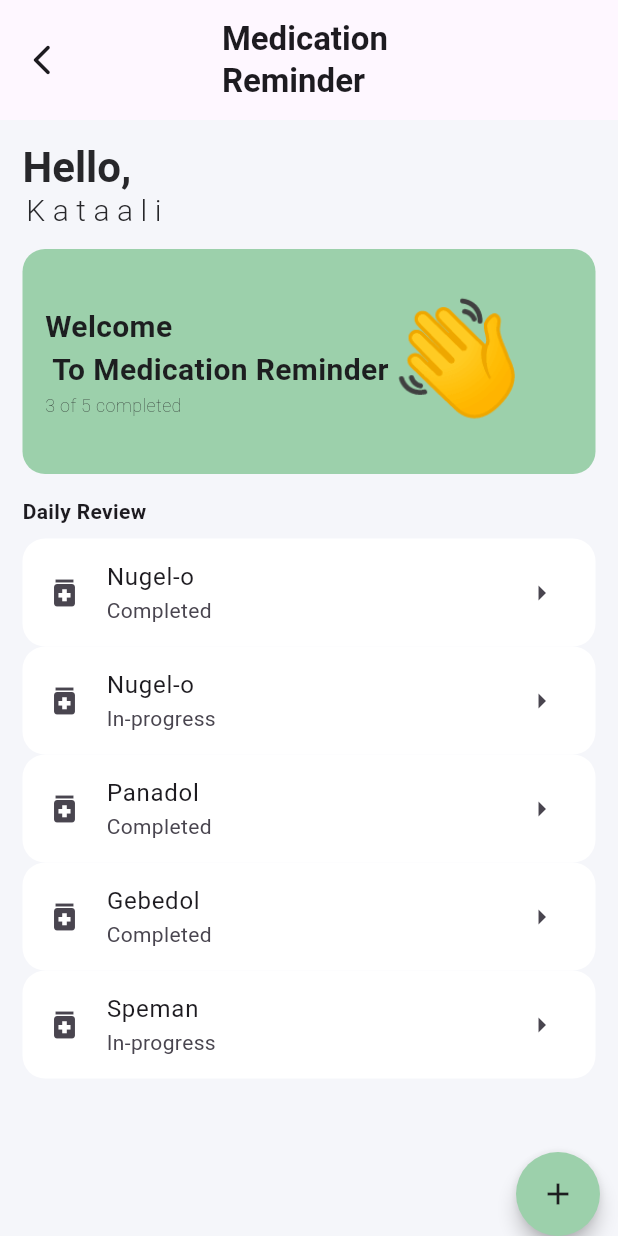
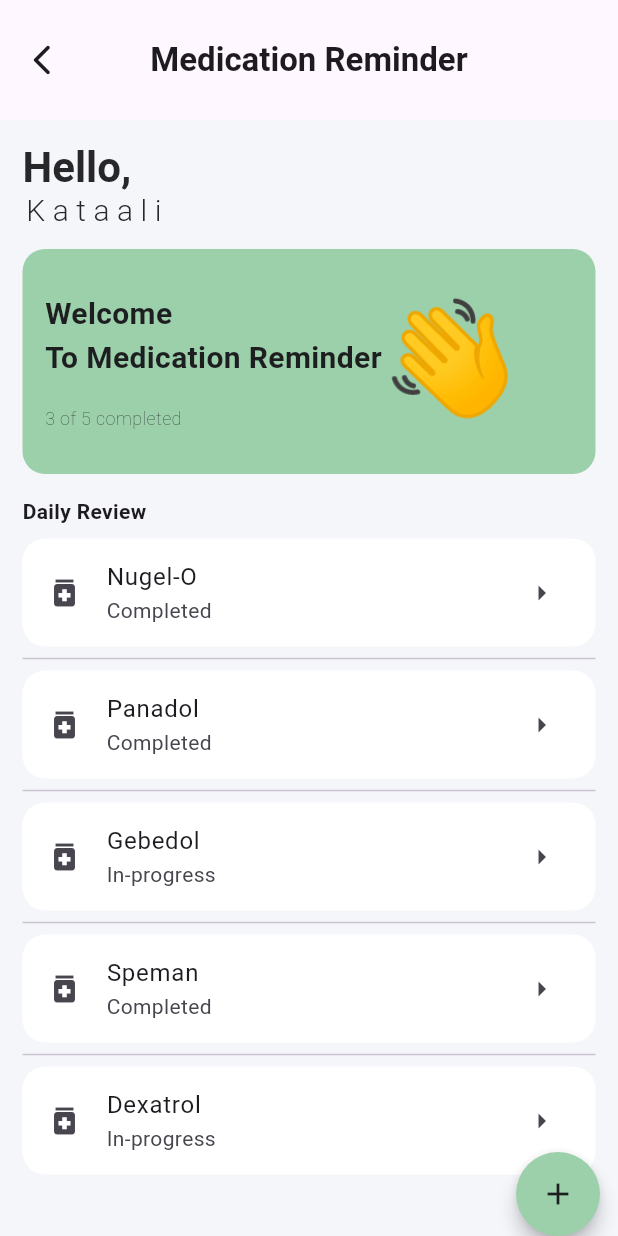
Before and after one commit to Pamuah/AI-mobile-health-App, a Flutter app: the screen it shows after launch, on a phone screen of 412 x 824 dp. Run offline on Flutter 3.47's test engine with Material 3 defaults, Android fonts, the phone set to English and light mode, and no system bars; our stand-ins replace device_preview, google_nav_bar.

Commit message:
subtle changes to add_medication and healthreminder

```diff
--- a/lib/Screens/healthreminder.dart
+++ b/lib/Screens/healthreminder.dart
@@ -1,3 +1,4 @@
+import 'package:ai_mhealth_app/widgets/medication_tile.dart';
 import 'package:flutter/material.dart';
 
 class MedicationReminderScreen extends StatefulWidget {
@@ -10,6 +11,21 @@ class MedicationReminderScreen extends StatefulWidget {
 }
 
 class _MedicationReminderScreenState extends State<MedicationReminderScreen> {
+  final medications = const [
+    "Nugel-O",
+    "Panadol",
+    "Gebedol",
+    "Speman",
+    "Dexatrol",
+  ];
+  final progress = const [
+    "Completed",
+    "Completed",
+    "In-progress",
+    "Completed",
+    "In-progress"
+  ];
+
   @override
   Widget build(BuildContext context) {
     final color = Theme.of(context).colorScheme;
@@ -17,7 +33,7 @@ class _MedicationReminderScreenState extends State<MedicationReminderScreen> {
     return Scaffold(
       appBar: AppBar(
         title: const Text(
-          "Medication \nReminder",
+          "Medication Reminder",
           style: TextStyle(fontWeight: FontWeight.bold),
         ),
         centerTitle: true,
@@ -75,12 +91,12 @@ class _MedicationReminderScreenState extends State<MedicationReminderScreen> {
               ),
               child: Row(children: [
                 Column(
-                  mainAxisAlignment: MainAxisAlignment.center,
+                  mainAxisAlignment: MainAxisAlignment.start,
                   mainAxisSize: MainAxisSize.min,
                   crossAxisAlignment: CrossAxisAlignment.start,
                   children: [
                     Text(
-                      "Welcome \n To Medication Reminder",
+                      "Welcome \nTo Medication Reminder",
                       style: TextStyle(
                         fontWeight: FontWeight.bold,
                         fontSize: 20,
@@ -88,7 +104,7 @@ class _MedicationReminderScreenState extends State<MedicationReminderScreen> {
                       ),
                     ),
                     Text(
-                      "3 of 5 completed",
+                      "\n3 of 5 completed",
                       style: TextStyle(
                         fontWeight: FontWeight.w200,
                         fontSize: 12,
@@ -123,60 +139,16 @@ class _MedicationReminderScreenState extends State<MedicationReminderScreen> {
               thickness: 0.005,
             ),
             Expanded(
-              child: ListView(
+              child: ListView.separated(
+                itemBuilder: (context, index) {
+                  return MedicationTile(
+                      name: medications[index], isDone: progress[index]);
+                },
                 // padding: const EdgeInsets.symmetric(vertical: 8),
-                children: [
-                  ListTile(
-                    leading: const Icon(Icons.medication),
-                    title: const Text("Nugel-o"),
-                    tileColor: color.onPrimary,
-                    subtitle: const Text("Completed"),
-                    trailing: const Icon(Icons.arrow_right_outlined),
-                    shape: RoundedRectangleBorder(
-                      borderRadius: BorderRadius.circular(15),
-                    ),
-                  ),
-                  ListTile(
-                    leading: const Icon(Icons.medication),
-                    title: const Text("Nugel-o"),
-                    tileColor: color.onPrimary,
-                    subtitle: const Text("In-progress"),
-                    trailing: const Icon(Icons.arrow_right_outlined),
-                    shape: RoundedRectangleBorder(
-                      borderRadius: BorderRadius.circular(15),
-                    ),
-                  ),
-                  ListTile(
-                    leading: const Icon(Icons.medication),
-                    title: const Text("Panadol"),
-                    tileColor: color.onPrimary,
-                    subtitle: const Text("Completed"),
-                    trailing: const Icon(Icons.arrow_right_outlined),
-                    shape: RoundedRectangleBorder(
-                      borderRadius: BorderRadius.circular(15),
-                    ),
-                  ),
-                  ListTile(
-                    leading: const Icon(Icons.medication),
-                    title: const Text("Gebedol"),
-                    tileColor: color.onPrimary,
-                    subtitle: const Text("Completed"),
-                    trailing: const Icon(Icons.arrow_right_outlined),
-                    shape: RoundedRectangleBorder(
-                      borderRadius: BorderRadius.circular(15),
-                    ),
-                  ),
-                  ListTile(
-                    leading: const Icon(Icons.medication),
-                    title: const Text("Speman"),
-                    tileColor: color.onPrimary,
-                    subtitle: const Text("In-progress"),
-                    trailing: const Icon(Icons.arrow_right_outlined),
-                    shape: RoundedRectangleBorder(
-                      borderRadius: BorderRadius.circular(15),
-                    ),
-                  ),
-                ],
+                separatorBuilder: (BuildContext context, int index) {
+                  return const Divider();
+                },
+                itemCount: medications.length,
               ),
             ),
           ],
--- /dev/null
+++ b/lib/widgets/medication_tile.dart
@@ -0,0 +1,23 @@
+import 'package:flutter/material.dart';
+
+class MedicationTile extends StatelessWidget {
+  const MedicationTile({super.key, required this.name, required this.isDone});
+  final String name;
+  final String isDone;
+
+  @override
+  Widget build(BuildContext context) {
+    final color = Theme.of(context).colorScheme;
+
+    return ListTile(
+      leading: const Icon(Icons.medication),
+      title: Text(name),
+      tileColor: color.onPrimary,
+      subtitle: Text(isDone),
+      trailing: const Icon(Icons.arrow_right_outlined),
+      shape: RoundedRectangleBorder(
+        borderRadius: BorderRadius.circular(15),
+      ),
+    );
+  }
+}
```
